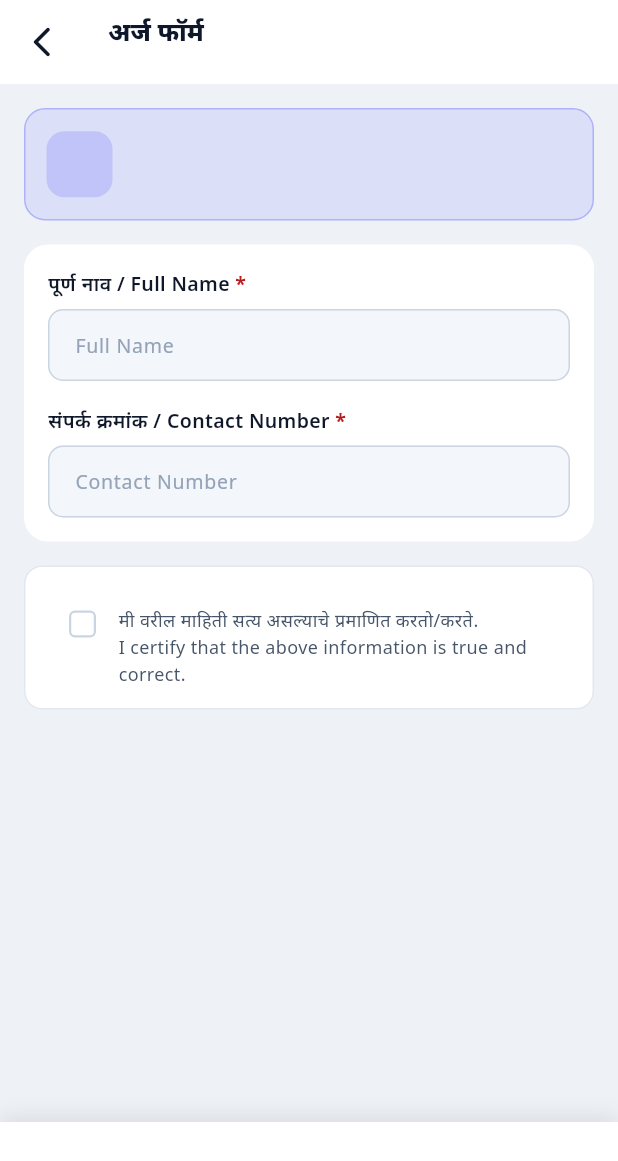
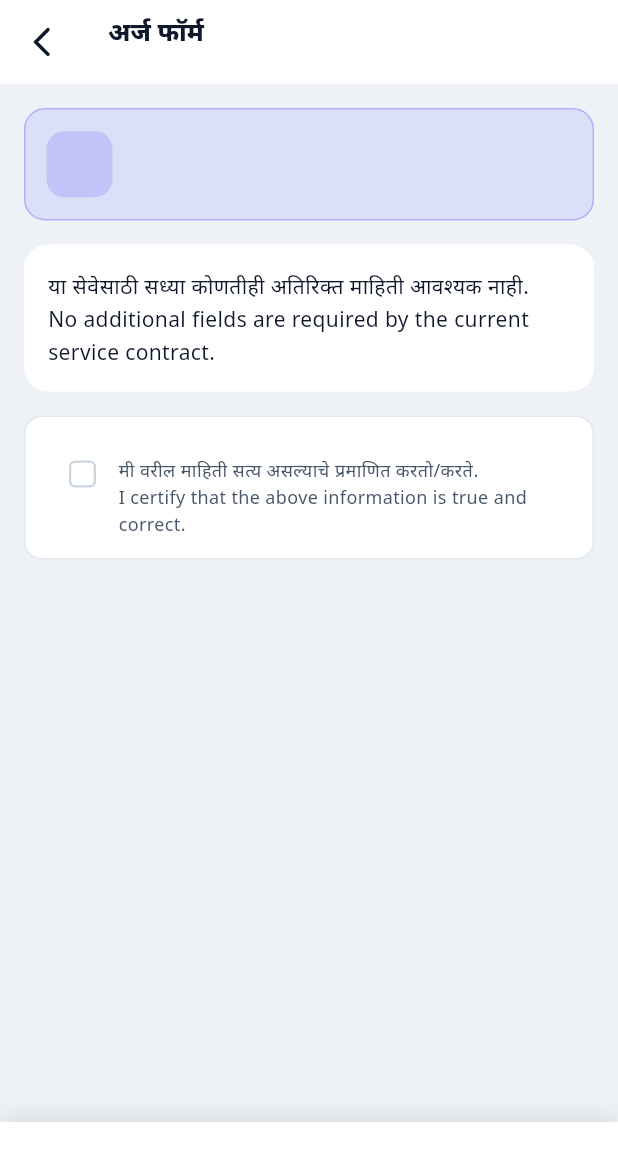
Before and after one commit to Mayur7718070709/smartpanchayat, a Flutter app: the ServiceDetailScreen screen opened directly with empty values, after a tap on "अर्ज करा / Apply Now", on a phone screen of 412 x 824 dp. Shown: the top 1161 px of the screen. Run offline on Flutter 3.47's test engine with Material 3 defaults, Android fonts, the phone set to English and light mode, and no system bars; our stand-ins replace cached_network_image, connectivity_plus, dio, file_picker, firebase_core, firebase_messaging and 7 more; missing offline and left inert: razorpay_flutter; accounts and stored records are empty.

Commit message:
fix: enable real citizen service applications

```diff
--- a/lib/core/requests/service_request_repository.dart
+++ b/lib/core/requests/service_request_repository.dart
@@ -5,6 +5,22 @@ class ServiceRequestRepository {
   const ServiceRequestRepository(this._apiClient);
 
   final ApiClient _apiClient;
+
+  Future<ServiceRequest> create({
+    required String serviceId,
+    required Map<String, dynamic> formData,
+    required String idempotencyKey,
+    String? applicantNote,
+  }) => _apiClient.post<ServiceRequest>(
+    '/api/v1/service-requests',
+    data: {
+      'service_id': serviceId,
+      'form_data': formData,
+      'applicant_note': applicantNote,
+    },
+    headers: {'Idempotency-Key': idempotencyKey},
+    decode: (data) => ServiceRequest.fromJson(data as Map<String, dynamic>),
+  );
 
   Future<List<ServiceRequest>> fetchAll() =>
       _apiClient.get<List<ServiceRequest>>(
--- a/lib/presentation/services_screen/application_form_screen.dart
+++ b/lib/presentation/services_screen/application_form_screen.dart
@@ -201,23 +201,9 @@ class _ApplicationFormScreenState extends State<ApplicationFormScreen> {
         color: AppTheme.surfaceLight,
         borderRadius: BorderRadius.circular(16),
       ),
-      child: Column(
-        children: [
-          _buildTextField(
-            id: 'full_name',
-            labelMr: 'पूर्ण नाव',
-            labelEn: 'Full Name',
-            required: true,
-          ),
-          const SizedBox(height: 16),
-          _buildTextField(
-            id: 'contact',
-            labelMr: 'संपर्क क्रमांक',
-            labelEn: 'Contact Number',
-            required: true,
-            keyboardType: TextInputType.phone,
-          ),
-        ],
+      child: const Text(
+        'या सेवेसाठी सध्या कोणतीही अतिरिक्त माहिती आवश्यक नाही.\n'
+        'No additional fields are required by the current service contract.',
       ),
     );
   }
--- a/lib/presentation/services_screen/service_detail_screen.dart
+++ b/lib/presentation/services_screen/service_detail_screen.dart
@@ -19,7 +19,6 @@ class ServiceDetailScreen extends StatefulWidget {
 class _ServiceDetailScreenState extends State<ServiceDetailScreen> {
   late ServiceModel _service;
   bool _isLoading = false;
-  bool _isFormLoading = false;
   Object? _loadError;
 
   ServiceModel get service => _service;
@@ -49,41 +48,13 @@ class _ServiceDetailScreenState extends State<ServiceDetailScreen> {
   }
 
   Future<void> _openPublishedForm() async {
-    if (!AppRuntime.usesRealApi) {
+    if (!service.isOnline) return;
     await Navigator.push(
       context,
       MaterialPageRoute(
         builder: (_) => ApplicationFormScreen(service: service),
       ),
     );
-      return;
-    }
-    setState(() => _isFormLoading = true);
-    try {
-      final form = await AppRuntime.services.fetchPublishedForm(service.id);
-      if (!mounted) return;
-      await Navigator.push(
-        context,
-        MaterialPageRoute(
-          builder: (_) => ApplicationFormScreen(
-            service: service.withPublishedForm(form),
-            schemaVersion: form.version,
-            previewOnly: true,
-          ),
-        ),
-      );
-    } catch (_) {
-      if (!mounted) return;
-      ScaffoldMessenger.of(context).showSnackBar(
-        const SnackBar(
-          content: Text(
-            'No approved online form is available for this service.',
-          ),
-        ),
-      );
-    } finally {
-      if (mounted) setState(() => _isFormLoading = false);
-    }
   }
 
   @override
@@ -469,9 +440,7 @@ class _ServiceDetailScreenState extends State<ServiceDetailScreen> {
         width: double.infinity,
         height: 52,
         child: ElevatedButton(
-          onPressed: _isFormLoading
-              ? null
-              : () {
+          onPressed: () {
             HapticFeedback.mediumImpact();
             _openPublishedForm();
           },
@@ -483,13 +452,7 @@ class _ServiceDetailScreenState extends State<ServiceDetailScreen> {
               borderRadius: BorderRadius.circular(14),
             ),
           ),
-          child: _isFormLoading
-              ? const SizedBox(
-                  width: 22,
-                  height: 22,
-                  child: CircularProgressIndicator(strokeWidth: 2),
-                )
-              : Row(
+          child: Row(
             mainAxisAlignment: MainAxisAlignment.center,
             children: [
               const Icon(Icons.edit_document, size: 20),
```
Also changed, not shown: lib/models/service_model.dart (+24 -8 lines), lib/presentation/services_screen/application_review_screen.dart (+43 -1 lines), 1 other file. Lines whose indentation alone changed are shown as unchanged.
